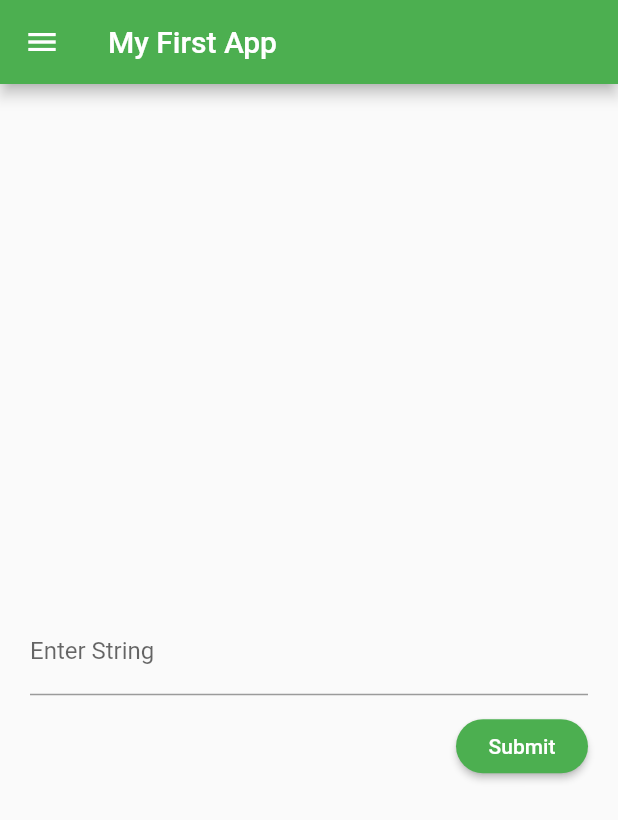
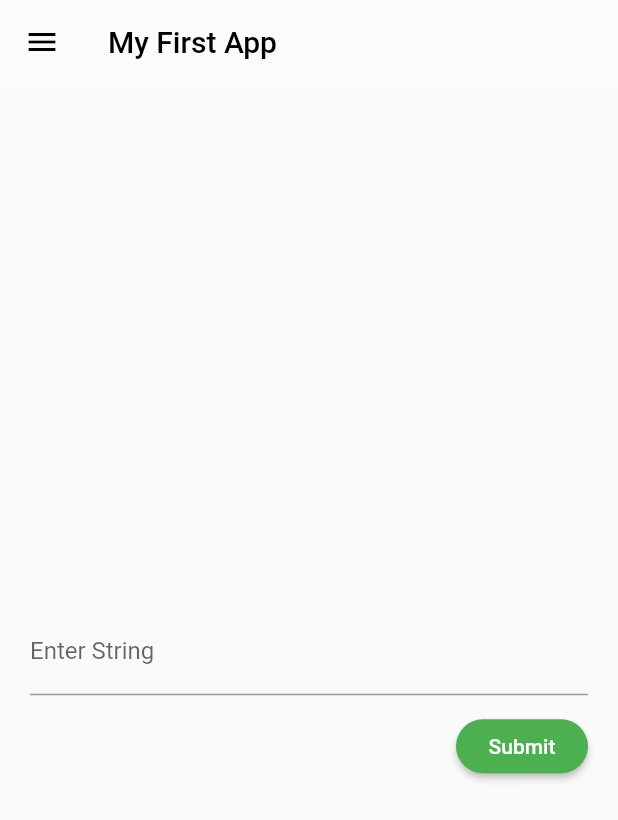
Before and after one commit to haziq-danial/flutter_first_app, a Flutter app: the screen it shows after launch, on a phone screen of 412 x 824 dp. Shown: the top 820 px of the screen. Run offline on Flutter 3.47's test engine with Material 2 defaults, Android fonts, the phone set to English and light mode, and no system bars; drawn by our look-alikes of flutter_inner_drawer.

Commit message:
other changes

```diff
--- a/lib/main.dart
+++ b/lib/main.dart
@@ -10,7 +10,11 @@ class MyApp extends StatelessWidget {
         debugShowCheckedModeBanner: false,
         title: 'Flutter Demo',
         theme: ThemeData(
-          primarySwatch: Colors.green,
+            primarySwatch: Colors.teal,
+            appBarTheme: AppBarTheme(
+                color: Colors.white10,
+                iconTheme: IconThemeData(color: Colors.black),
+              )
             ),
         home: MyPage());
   }
@@ -79,7 +83,8 @@ class _MyPageState extends State<MyPage> with SingleTickerProviderStateMixin {
       ),
       scaffold: Scaffold(
         appBar: AppBar(
-          title: Text('My First App'),
+          elevation: 0,
+          title: Text('My First App', style: TextStyle(color: Colors.black),),
           leading: IconButton(
             icon: Icon(Icons.menu),
             onPressed: () {
```
Lines whose indentation alone changed are shown as unchanged.
